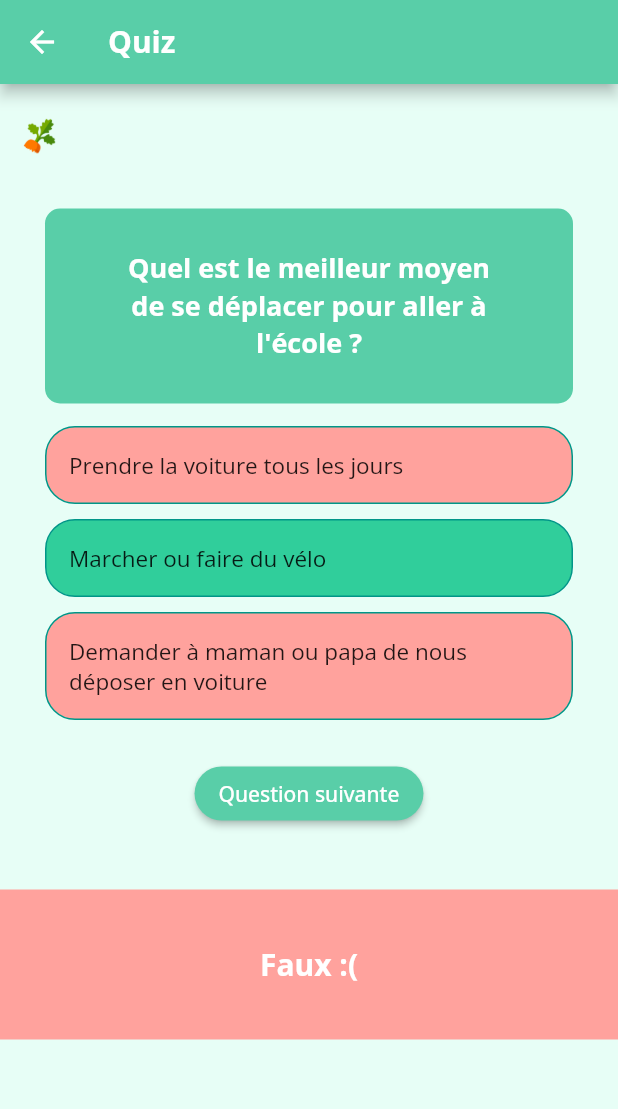
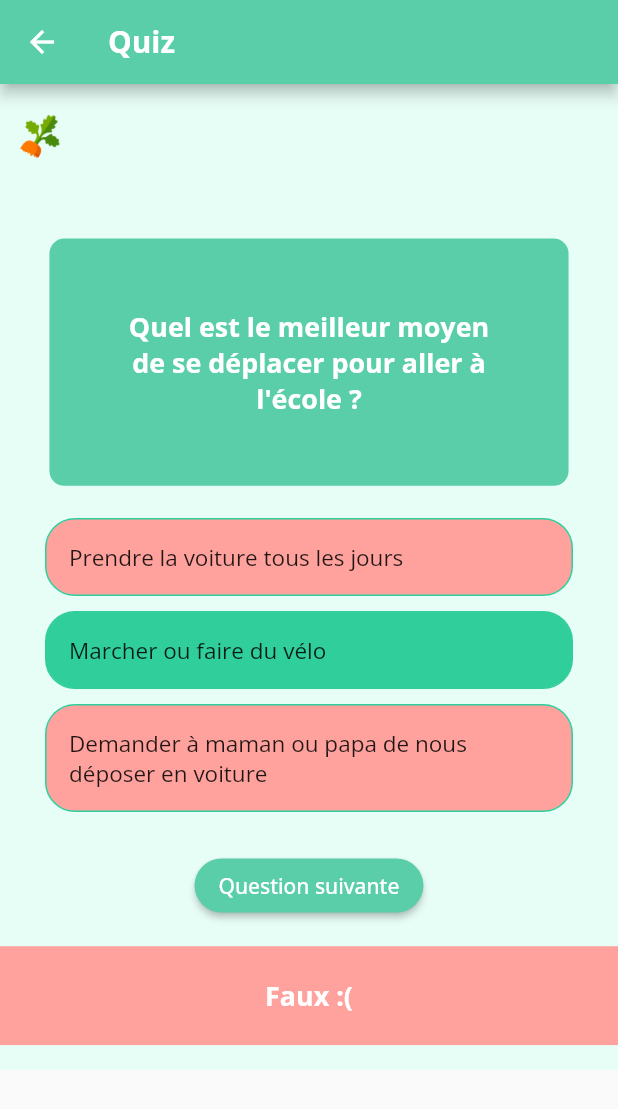
Before and after one commit to Nastiakor/mpp_exercice, a Flutter app: the QuizGame screen opened directly, after a tap on "Prendre la voiture tous les jours", on a phone screen of 412 x 824 dp. Shown: the top 1109 px of the screen. Run offline on Flutter 3.47's test engine with Material 2 defaults, Android fonts, the phone set to English and light mode, and no system bars; our stand-ins replace fluttertoast, google_fonts.

Commit message:
responsive design

```diff
--- a/lib/pages/quiz.dart
+++ b/lib/pages/quiz.dart
@@ -27,15 +27,21 @@ class _QuizGameState extends State<QuizGame> {
         _totalScore++;
         correctAnswerSelected = true;
       }
+
+      double screenWidth = MediaQuery.of(context).size.width;
+
+      int numberOfImagesInARow = 10;
+
+      double imageWidthPercentage = 1.0 / numberOfImagesInARow;
+      double imageWidth = screenWidth * imageWidthPercentage;
+
       // adding to the score tracker on top
       _scoreTracker.add(
-        answerScore
-            ? Image.asset(
-                "images/carrot.png",
-                height: 43,
-                width: 43,
-              )
-            : Image.asset("images/eaten_carrot.png", height: 43, width: 43),
+        Image.asset(
+          answerScore ? "images/carrot.png" : "images/eaten_carrot.png",
+          width: imageWidth,
+          fit: BoxFit.cover,
+        ),
       );
     });
   }
@@ -70,33 +76,51 @@ class _QuizGameState extends State<QuizGame> {
     });
   }
 
+  double adaptiveTextSize(BuildContext context, double size) {
+    double screenWidth = MediaQuery.of(context).size.width;
+    return screenWidth * size / 414.0;
+  }
+
   @override
   Widget build(BuildContext context) {
+    double screenWidth = MediaQuery.of(context).size.width;
+    double screenHeight = MediaQuery.of(context).size.height;
+
     return Scaffold(
       appBar: AppBar(
         title: Text(
           'Quiz',
-          style: contactAppBarTextStyle,
+          style: contactAppBarTextStyle.copyWith(
+            fontSize: adaptiveTextSize(context, 20),
+          ),
         ),
         backgroundColor: secondaryColor,
       ),
-      body: Container(
+      body: SingleChildScrollView(
+        child: Container(
           color: primaryColor,
           child: Column(
             children: [
-            SizedBox(height: 20),
+              SizedBox(height: screenHeight * 0.02),
               Row(
                 children: [
-                if (_scoreTracker.length == 0) SizedBox(height: 40),
+                  if (_scoreTracker.length == 0)
+                    SizedBox(height: screenHeight * 0.05),
                   if (_scoreTracker.length > 0) ..._scoreTracker
                 ],
               ),
-            SizedBox(height: 20),
+              SizedBox(height: screenHeight * 0.02),
               Container(
                 width: double.infinity,
-              height: 130,
-              margin: EdgeInsets.only(bottom: 10, left: 30, right: 30),
-              padding: EdgeInsets.symmetric(horizontal: 50, vertical: 20),
+                height: screenHeight * 0.2,
+                margin: EdgeInsets.symmetric(
+                  horizontal: screenWidth * 0.08, // 8% of screen width
+                  vertical: screenHeight * 0.02, // 2% of screen height
+                ),
+                padding: EdgeInsets.symmetric(
+                  horizontal: screenWidth * 0.12, // 12% of screen width
+                  vertical: screenHeight * 0.02, // 2% of screen height
+                ),
                 decoration: BoxDecoration(
                   color: secondaryColor,
                   borderRadius: BorderRadius.circular(10),
@@ -107,7 +131,7 @@ class _QuizGameState extends State<QuizGame> {
                     textAlign: TextAlign.center,
                     style: TextStyle(
                         color: Colors.white,
-                      fontSize: 18,
+                        fontSize: adaptiveTextSize(context, 18),
                         fontWeight: FontWeight.bold),
                   ),
                 ),
@@ -167,7 +191,11 @@ class _QuizGameState extends State<QuizGame> {
                       child: Text('Recommencer le quiz'),
                     ),
               Container(
-              padding: EdgeInsets.all(20),
+                padding: EdgeInsets.symmetric(
+                    horizontal: screenWidth * 0.05,
+                    // 5% de la largeur de l'écran
+                    vertical:
+                        screenHeight * 0.01), // 1% de la hauteur de l'écran
                 /* child: Text(
                   '${_totalScore.toString()}/${_questions.length}',
                   style: TextStyle(
@@ -179,7 +207,8 @@ class _QuizGameState extends State<QuizGame> {
               ),
               if (answerSelected && !endOfQuiz)
                 Container(
-                height: 100,
+                  constraints: BoxConstraints(maxHeight: screenHeight * 0.08),
+                  margin: EdgeInsets.only(bottom: screenHeight * 0.02),
                   width: double.infinity,
                   color: correctAnswerSelected
                       ? Color(0xFF30CE9B)
@@ -190,14 +219,16 @@ class _QuizGameState extends State<QuizGame> {
                           ? "Bravo, c'est correct ! "
                           : "Faux :(",
                       style: TextStyle(
-                      fontSize: 20,
+                        fontSize: adaptiveTextSize(context, 18),
                         fontWeight: FontWeight.bold,
                         color: Colors.white,
                       ),
+                      textAlign: TextAlign.center,
                     ),
                   ),
                 ),
             ],
+          ),
         ),
       ),
     );
--- a/lib/widgets/answer.dart
+++ b/lib/widgets/answer.dart
@@ -21,7 +21,9 @@ class Answer extends StatelessWidget {
         width: double.infinity,
         decoration: BoxDecoration(
           color: answerColor,
-          border: Border.all(color: Colors.teal),
+          border: Border.all(
+            color: Color(0xFF30CE9B),
+          ),
           borderRadius: BorderRadius.circular(20),
         ),
         child: Text(
--- a/lib/widgets/bottom_navigation_bar.dart
+++ b/lib/widgets/bottom_navigation_bar.dart
@@ -1,6 +1,6 @@
 import 'package:flutter/material.dart';
 import 'package:mpp/style.dart';
-import 'package:mpp/widgets/startGame.dart';
+import 'package:mpp/pages/start_game.dart';
 
 class MyBottomNavigationBar extends StatefulWidget {
   final int currentIndex;
```
Also changed, not shown: lib/pages/start_game.dart (added, +82 -0 lines), lib/widgets/startGame.dart (deleted, +0 -66 lines). Lines whose indentation alone changed are shown as unchanged.
